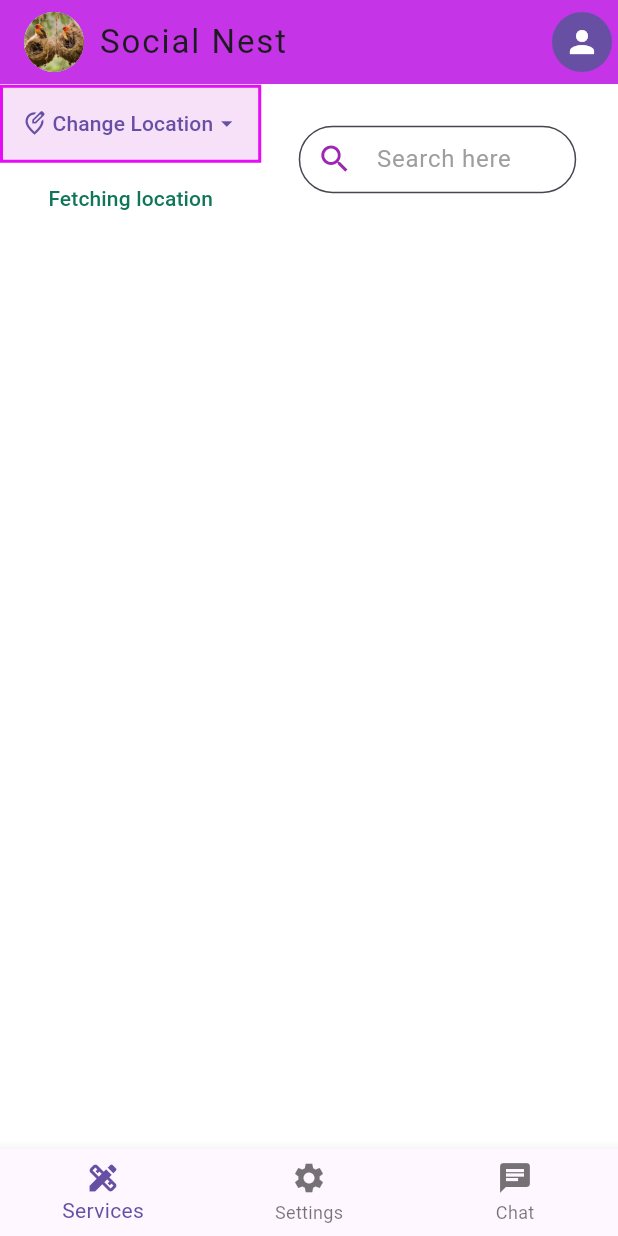
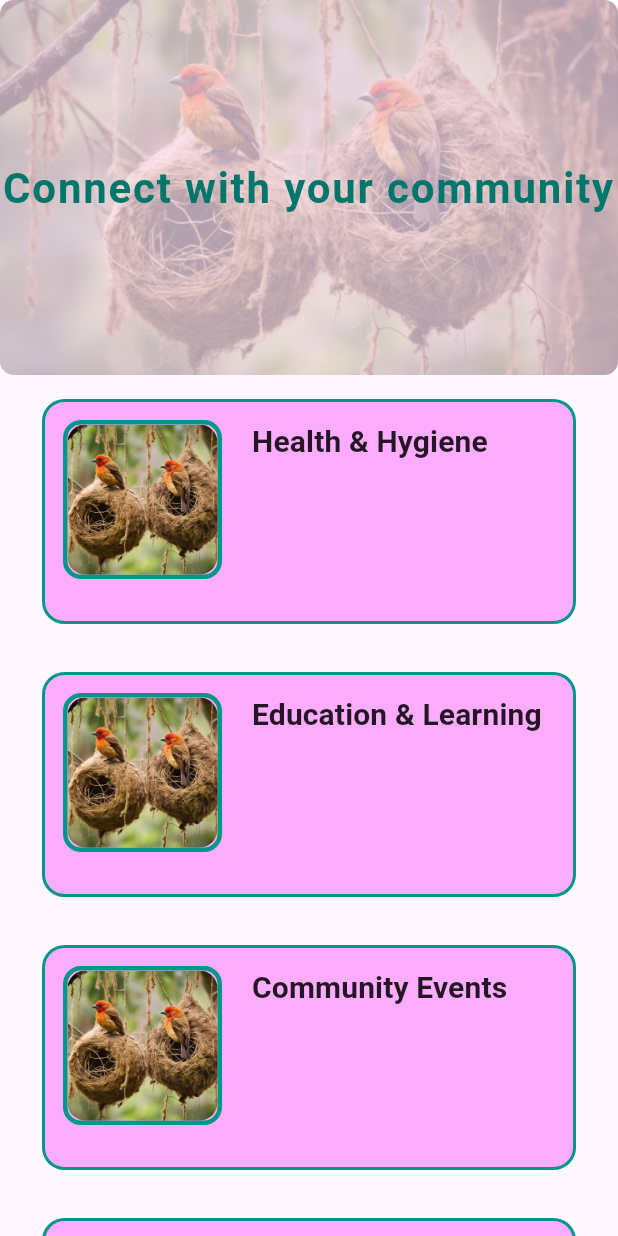
Before and after one commit to SpoorthyS1/Social_Nest, a Flutter app: the screen it shows after launch, on a phone screen of 412 x 824 dp. Run offline on Flutter 3.47's test engine with Material 3 defaults, Android fonts, the light colour scheme and no system bars; our stand-ins replace geocoding, geolocator.

Commit message:
Services and service tile

```diff
--- /dev/null
+++ b/lib/component/Service_tile.dart
@@ -0,0 +1,82 @@
+import 'package:flutter/material.dart';
+
+class ServiceTile extends StatelessWidget {
+  final String taskName;
+  final String imagepath;
+
+  const ServiceTile({
+    super.key,
+    required this.taskName,
+    required this.imagepath,
+  });
+
+  @override
+  Widget build(BuildContext context) {
+    print(imagepath);
+    return Container(
+      padding: const EdgeInsets.all(12.0),
+      width: 1200,
+      height: 150,
+      decoration: BoxDecoration(
+        color:
+            const Color.fromARGB(255, 254, 172, 255), // Light purple background
+        border: Border.all(
+          color: Colors.teal,
+          width: 2.0,
+          style: BorderStyle.solid,
+        ),
+        borderRadius: BorderRadius.circular(15.0), // Rounded corners
+      ),
+      child: Row(
+        crossAxisAlignment: CrossAxisAlignment.start,
+        children: [
+          // Image with border
+          Container(
+            decoration: BoxDecoration(
+              border: Border.all(
+                color: Colors.teal, // Image border color
+                width: 3.0,
+              ),
+              borderRadius:
+                  BorderRadius.circular(12.0), // Match image corner radius
+            ),
+            child: ClipRRect(
+              borderRadius: BorderRadius.circular(12.0),
+              child: Image.asset(
+                imagepath,
+                width: 100,
+                height: 100,
+                fit: BoxFit.cover,
+                errorBuilder: (context, error, stackTrace) {
+                  return Container(
+                    width: 100,
+                    height: 100,
+                    color: Colors.grey.shade300,
+                    child: const Icon(
+                      Icons.image_not_supported,
+                      color: Colors.grey,
+                    ),
+                  );
+                },
+              ),
+            ),
+          ),
+          const SizedBox(width: 20),
+          // Task Name
+          Expanded(
+            child: Text(
+              taskName,
+              style: const TextStyle(
+                fontSize: 20.0,
+                fontWeight: FontWeight.bold,
+                color: Colors.black87,
+              ),
+              maxLines: 2,
+              overflow: TextOverflow.ellipsis,
+            ),
+          ),
+        ],
+      ),
+    );
+  }
+}
--- a/lib/main.dart
+++ b/lib/main.dart
@@ -1,6 +1,11 @@
+import 'dart:developer';
+
 import 'package:flutter/material.dart';
+import 'package:social_nest/component/Service_tile.dart';
 import 'package:social_nest/pages/HomePage.dart';
 import 'package:social_nest/component/locations.dart';
+import 'package:social_nest/pages/Services.dart';
+import 'package:social_nest/pages/profile.dart';
 
 void main() {
   runApp(const MyApp());
@@ -13,7 +18,10 @@ class MyApp extends StatelessWidget {
   Widget build(BuildContext context) {
     return MaterialApp(
       debugShowCheckedModeBanner: false,
-      home: HomePage(),
+      //   home: ServiceTile(
+      //       imagepath: 'assets/nest.jpg', taskName: 'Health & hygiene'),
+      // );
+      home: Services(),
     );
   }
 }
--- /dev/null
+++ b/lib/pages/Services.dart
@@ -0,0 +1,119 @@
+import 'package:flutter/material.dart';
+import 'package:social_nest/component/Service_tile.dart';
+import 'package:social_nest/pages/HomePage.dart';
+
+class Services extends StatefulWidget {
+  const Services({super.key});
+
+  @override
+  State<Services> createState() => _ServicesState();
+}
+
+class _ServicesState extends State<Services> {
+  // Services data: Includes service names, image paths, and destination pages
+  final List<Map<String, dynamic>> services = [
+    {
+      'title': 'Health & Hygiene',
+      'image': 'assets/nest.jpg',
+      'page': HomePage(),
+    },
+    {
+      'title': 'Education & Learning',
+      'image': 'assets/nest.jpg',
+      'page': HomePage(),
+    },
+    {
+      'title': 'Community Events',
+      'image': 'assets/nest.jpg',
+      'page': HomePage(),
+    },
+    {
+      'title': 'Volunteering Opportunities',
+      'image': 'assets/nest.jpg',
+      'page': HomePage(),
+    },
+    {
+      'title': 'Health & Hygiene',
+      'image': 'assets/nest.jpg',
+      'page': HomePage(),
+    },
+  ];
+
+  @override
+  Widget build(BuildContext context) {
+    return Scaffold(
+      body: Column(
+        children: [
+          // Header Container
+          Container(
+            width: double.infinity,
+            height: 250,
+            decoration: BoxDecoration(
+              borderRadius: BorderRadius.circular(9.0),
+              image: DecorationImage(
+                image: AssetImage('assets/nest.jpg'),
+                fit: BoxFit.cover,
+                colorFilter: ColorFilter.mode(
+                  const Color.fromARGB(255, 224, 145, 220)
+                      .withOpacity(0.4), // Light purple overlay
+                  BlendMode.srcOver,
+                ),
+              ),
+            ),
+            child: Stack(
+              children: [
+                // Semi-transparent white overlay to lighten the image
+                Container(
+                  color: Colors.white.withOpacity(0.5), // Adjust opacity
+                ),
+                // Centered text
+                Center(
+                  child: Text(
+                    'Connect with your community',
+                    textAlign: TextAlign.center,
+                    style: TextStyle(
+                      fontSize: 28,
+                      fontWeight: FontWeight.bold,
+                      color: const Color.fromARGB(255, 1, 119, 107),
+                      letterSpacing: 1.2,
+                    ),
+                  ),
+                ),
+              ],
+            ),
+          ),
+
+          // Services List
+          Expanded(
+            child: Padding(
+              padding: const EdgeInsets.symmetric(horizontal: 16.0),
+              child: ListView.builder(
+                itemCount: services.length,
+                itemBuilder: (context, index) {
+                  return TextButton(
+                    child: Padding(
+                      padding: const EdgeInsets.symmetric(vertical: 8.0),
+                      child: ServiceTile(
+                        taskName: services[index]['title'],
+                        imagepath: services[index]['image'],
+                      ),
+                    ),
+                    onPressed: () {
+                      // Navigate to the respective page
+                      Navigator.push(
+                        context,
+                        MaterialPageRoute(
+                          builder: (context) => services[index]['page'],
+                        ),
+                      );
+                    },
+                  );
+                },
+              ),
+            ),
+          ),
+        ],
+      ),
+    );
+  }
+}
--- a/pubspec.yaml
+++ b/pubspec.yaml
@@ -34,9 +34,10 @@ dependencies:
 
   # The following adds the Cupertino Icons font to your application.
   # Use with the CupertinoIcons class for iOS style icons.
-  cupertino_icons: ^1.0.8
   geolocator: ^13.0.2
   geocoding: ^3.0.0
+  cupertino_icons: ^1.0.8
+
 
 dev_dependencies:
   flutter_test:
```
